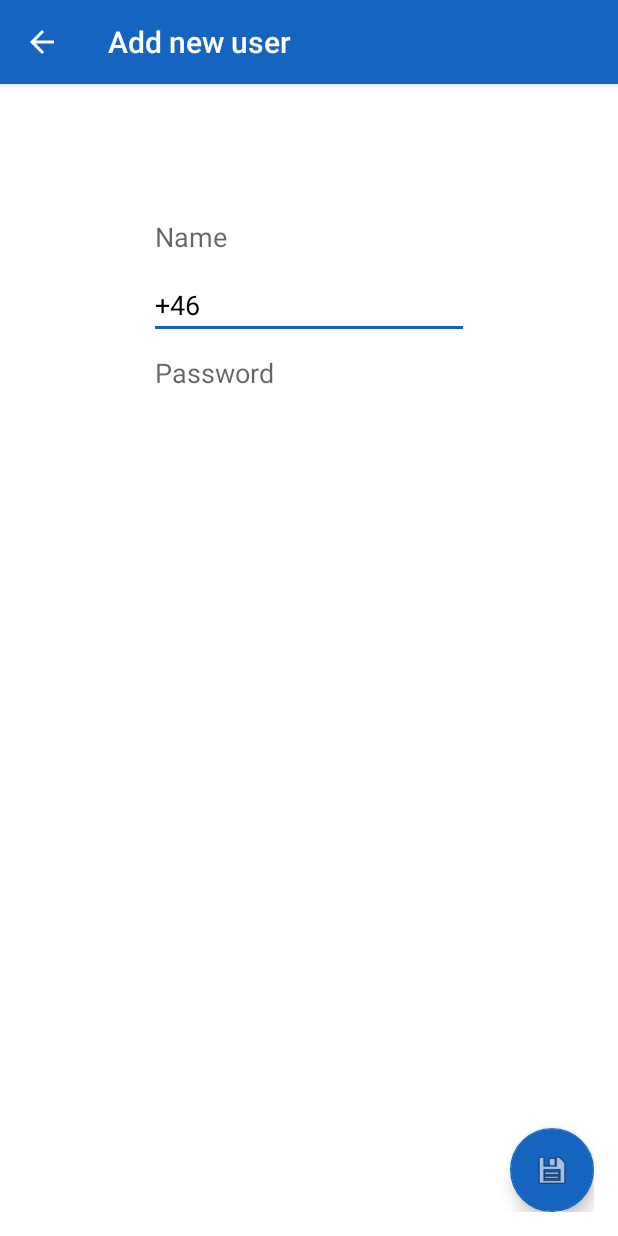
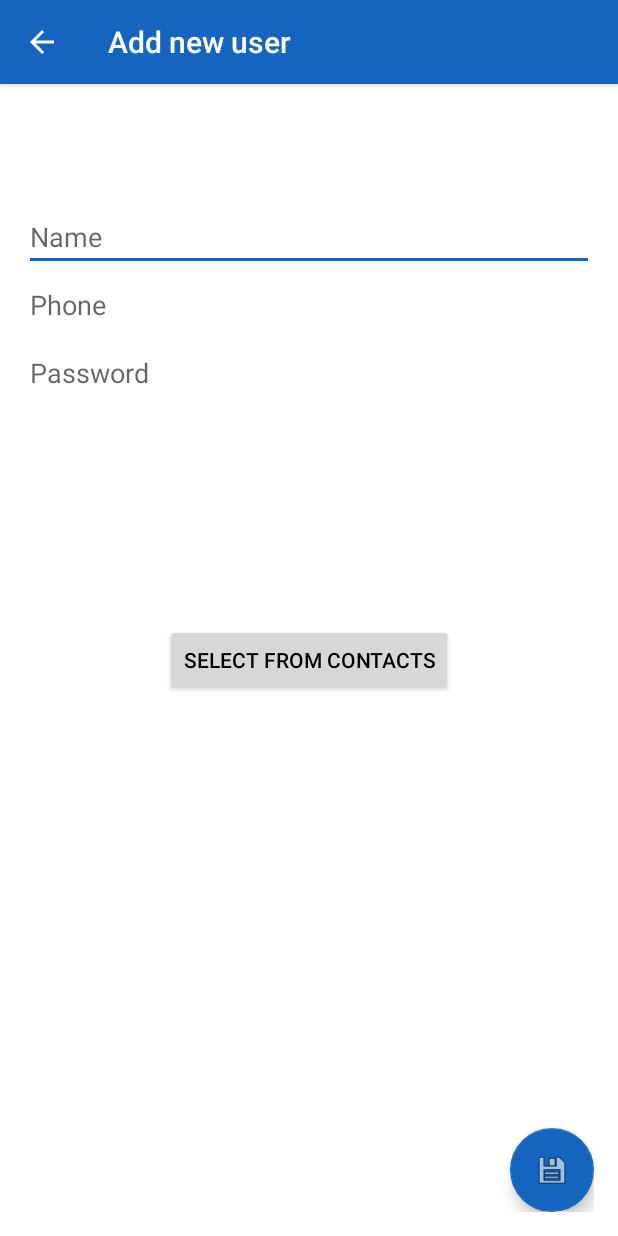
Before and after one commit to ArcticLabs/Opendoor, an Android app: the screen it shows after launch (NewUserActivity), after a tap on an icon or button, on a phone screen of 412 x 824 dp. Run offline under Robolectric (Android 15) with nearby library versions, the phone set to English and light mode, and no system bars.

Commit message:
Added "select from contacts" feature

```diff
--- a/app/src/main/AndroidManifest.xml
+++ b/app/src/main/AndroidManifest.xml
@@ -19,6 +19,7 @@
     <uses-permission android:name="android.permission.READ_SMS" />
     <uses-permission android:name="android.permission.CALL_PHONE" />
     <uses-permission android:name="android.permission.READ_PHONE_STATE" />
+    <uses-permission android:name="android.permission.READ_CONTACTS" />
 
     <uses-feature android:name="android.hardware.telephony" />
 
@@ -55,7 +56,9 @@
 
         <activity
             android:name=".SettingsActivity"
-            android:label="@string/title_activity_settings"></activity>
+            android:label="@string/title_activity_settings"
+            android:parentActivityName="me.willeponken.opendoor.MainActivity"/>
+
     </application>
 
 </manifest>
--- a/app/src/main/java/me/willeponken/opendoor/MainActivity.java
+++ b/app/src/main/java/me/willeponken/opendoor/MainActivity.java
@@ -71,7 +71,9 @@ public class MainActivity extends AppCompatActivity {
                 // to the door open phone number.
                 Manifest.permission.READ_PHONE_STATE,
                 // Check for CALL_PHONE. This permission is needed to dial the door open phone number.
-                Manifest.permission.CALL_PHONE
+                Manifest.permission.CALL_PHONE,
+                // Check for READ_CONTACTS. This permission is required for adding a contact using contact view.
+                Manifest.permission.READ_CONTACTS
         }, PERMISSION_ALL);
 
         createUserListView();
@@ -93,9 +95,9 @@ public class MainActivity extends AppCompatActivity {
 
         //noinspection SimplifiableIfStatement
         if (id == R.id.action_settings) {
-            return true;
+            Intent intent = new Intent(getApplicationContext(), SettingsActivity.class);
+            startActivity(intent);
         }
-
         return super.onOptionsItemSelected(item);
     }
 
--- a/app/src/main/java/me/willeponken/opendoor/SettingsActivity.java
+++ b/app/src/main/java/me/willeponken/opendoor/SettingsActivity.java
@@ -200,7 +200,7 @@ public class SettingsActivity extends AppCompatPreferenceActivity {
         public boolean onOptionsItemSelected(MenuItem item) {
             int id = item.getItemId();
             if (id == android.R.id.home) {
-                startActivity(new Intent(getActivity(), SettingsActivity.class));
+                startActivity(new Intent(getActivity(), MainActivity.class));
                 return true;
             }
             return super.onOptionsItemSelected(item);
@@ -230,7 +230,7 @@ public class SettingsActivity extends AppCompatPreferenceActivity {
         public boolean onOptionsItemSelected(MenuItem item) {
             int id = item.getItemId();
             if (id == android.R.id.home) {
-                startActivity(new Intent(getActivity(), SettingsActivity.class));
+                startActivity(new Intent(getActivity(), MainActivity.class));
                 return true;
             }
             return super.onOptionsItemSelected(item);
@@ -260,7 +260,7 @@ public class SettingsActivity extends AppCompatPreferenceActivity {
         public boolean onOptionsItemSelected(MenuItem item) {
             int id = item.getItemId();
             if (id == android.R.id.home) {
-                startActivity(new Intent(getActivity(), SettingsActivity.class));
+                startActivity(new Intent(getActivity(), MainActivity.class));
                 return true;
             }
             return super.onOptionsItemSelected(item);
--- a/app/src/main/res/layout/activity_new_user.xml
+++ b/app/src/main/res/layout/activity_new_user.xml
@@ -24,7 +24,20 @@
     android:paddingLeft="@dimen/activity_horizontal_margin"
     android:paddingRight="@dimen/activity_horizontal_margin"
     android:paddingTop="@dimen/activity_vertical_margin"
-    tools:context="me.willeponken.opendoor.NewUserActivity">
+    tools:context="me.willeponken.opendoor.NewUserActivity"
+    android:clickable="true">
+
+    <EditText
+        android:layout_width="wrap_content"
+        android:layout_height="wrap_content"
+        android:inputType="textPersonName"
+        android:ems="10"
+        android:id="@+id/editText"
+        android:hint="Name"
+        android:layout_alignParentTop="true"
+        android:layout_marginTop="63dp"
+        android:layout_alignParentEnd="true"
+        android:layout_alignParentStart="true" />
 
     <EditText
         android:layout_width="wrap_content"
@@ -37,8 +50,7 @@
         android:id="@+id/editText2"
         android:hint="Phone"
         android:contentDescription="Phone"
-        android:selectAllOnFocus="false"
-        android:text="+46" />
+        android:layout_alignParentStart="true" />
 
     <EditText
         android:layout_width="wrap_content"
@@ -49,7 +61,16 @@
         android:layout_alignRight="@+id/editText2"
         android:layout_alignEnd="@+id/editText2"
         android:id="@+id/editText3"
-        android:hint="Password" />
+        android:hint="Password"
+        android:layout_alignParentStart="true" />
+
+    <Button
+        android:text="Select from contacts"
+        android:layout_width="wrap_content"
+        android:layout_height="wrap_content"
+        android:layout_centerVertical="true"
+        android:layout_centerHorizontal="true"
+        android:id="@+id/contactButton" />
 
     <android.support.design.widget.FloatingActionButton
         android:layout_width="wrap_content"
@@ -62,14 +83,4 @@
         android:layout_alignParentEnd="true"
         android:id="@+id/fabSave" />
 
-    <EditText
-        android:layout_width="wrap_content"
-        android:layout_height="wrap_content"
-        android:inputType="textPersonName"
-        android:ems="10"
-        android:id="@+id/editText"
-        android:hint="Name"
-        android:layout_alignParentTop="true"
-        android:layout_centerHorizontal="true"
-        android:layout_marginTop="63dp" />
 </RelativeLayout>
```
Also changed, not shown: app/src/main/java/me/willeponken/opendoor/NewUserActivity.java (+57 -0 lines).
